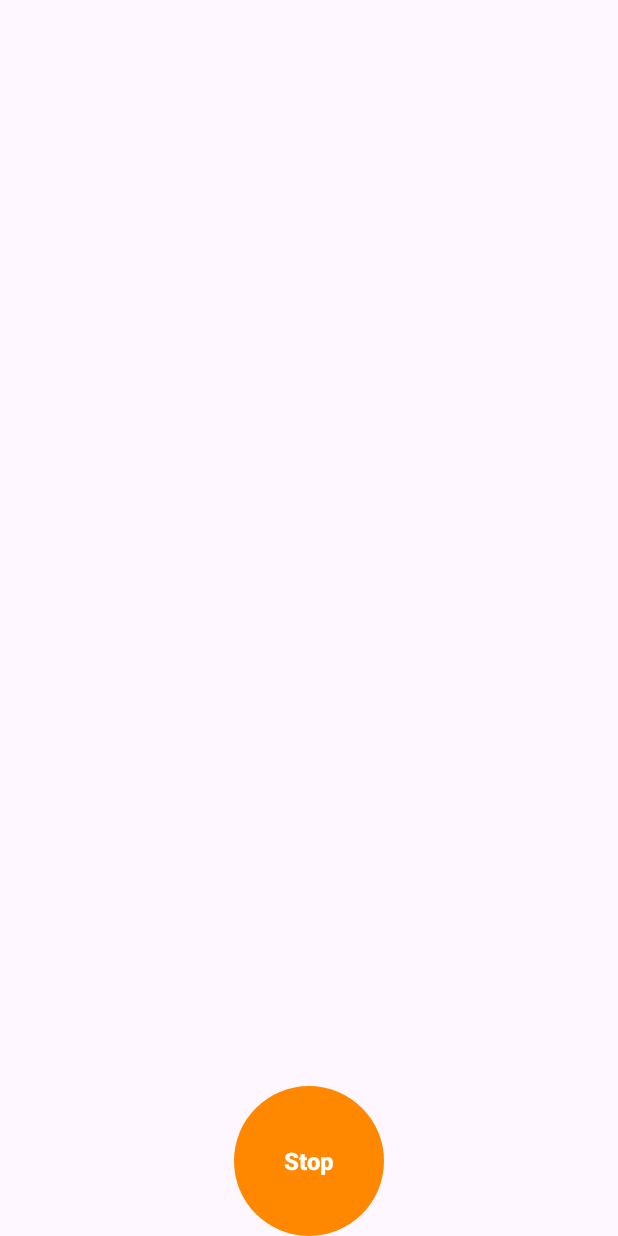
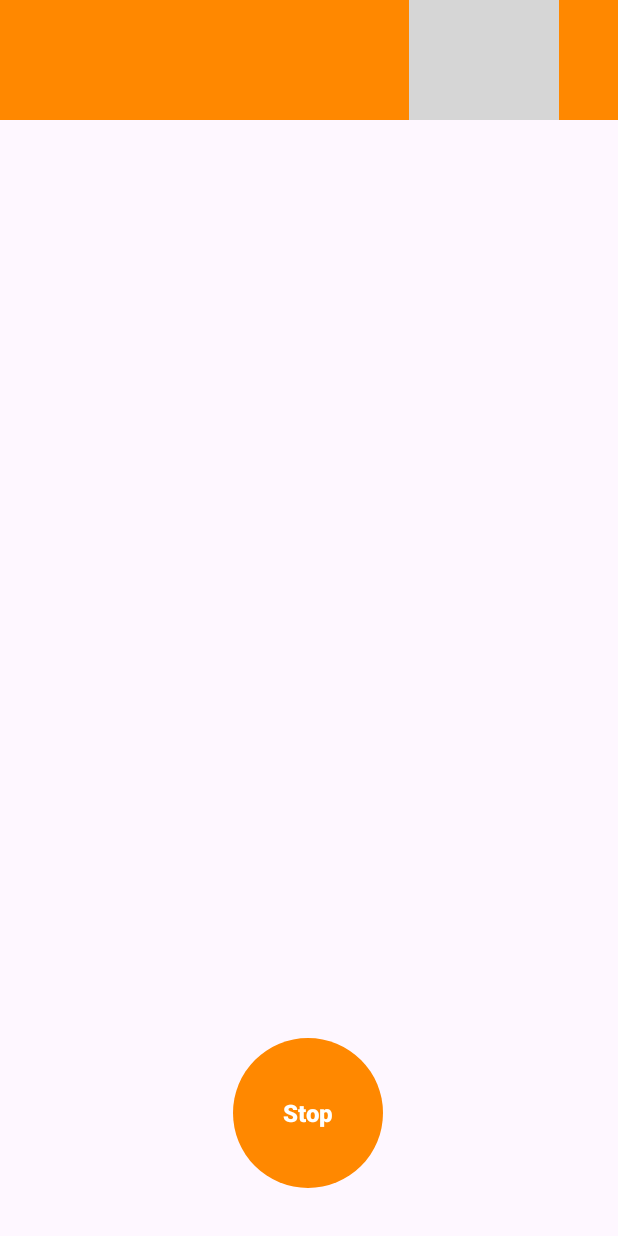
Before and after one commit to abigailbl/Accent, an Android app: the HistoryActivity screen opened directly, with no data from a screen before it, on a phone screen of 412 x 824 dp. Run offline under Robolectric (Android 15) with nearby library versions, the light colour scheme and no system bars; grey boxes are pictures that could not be loaded.

Commit message:
ליליח

```diff
--- a/app/src/main/java/com/example/accentrecognition/AccentsExamples.java
+++ b/app/src/main/java/com/example/accentrecognition/AccentsExamples.java
@@ -6,7 +6,7 @@ import android.os.Bundle;
 import android.view.View;
 import android.widget.Button;
 
-public class AccentsExamples extends AppCompatActivity {
+public class AccentsExamples extends BaseActivity {
 
     private MediaPlayer mediaPlayer;
 
--- /dev/null
+++ b/app/src/main/java/com/example/accentrecognition/BaseActivity.java
@@ -0,0 +1,23 @@
+package com.example.accentrecognition;
+
+import android.os.Bundle;
+import android.widget.ImageButton;
+import androidx.annotation.Nullable;
+import androidx.appcompat.app.AppCompatActivity;
+import androidx.appcompat.widget.Toolbar;
+
+public class BaseActivity extends AppCompatActivity {
+
+    @Override
+    protected void onCreate(@Nullable Bundle savedInstanceState) {
+        super.onCreate(savedInstanceState);
+        setContentView(R.layout.activity_base);
+
+        // Hook up the toolbar
+        Toolbar toolbar = findViewById(R.id.toolbar);
+        setSupportActionBar(toolbar);
+
+        // Set up the menu button click listener
+
+    }
+}
--- a/app/src/main/java/com/example/accentrecognition/HistoryActivity.java
+++ b/app/src/main/java/com/example/accentrecognition/HistoryActivity.java
@@ -23,7 +23,7 @@ import java.util.HashSet;
 import java.util.List;
 import java.util.Set;
 
-public class HistoryActivity extends AppCompatActivity {
+public class HistoryActivity extends BaseActivity {
 
     private SharedPreferences sharedPreferences;
     private LinearLayout recordingsLayout;
--- a/app/src/main/java/com/example/accentrecognition/StartActivity.java
+++ b/app/src/main/java/com/example/accentrecognition/StartActivity.java
@@ -22,7 +22,7 @@ import java.util.HashSet;
 import java.util.Random;
 import java.util.Set;
 
-public class StartActivity extends AppCompatActivity {
+public class StartActivity extends BaseActivity {
 
     private MediaRecorder mediaRecorder;
     private String audioFilePath;
--- a/app/src/main/res/layout/activity_accents_examples.xml
+++ b/app/src/main/res/layout/activity_accents_examples.xml
@@ -5,7 +5,9 @@
         android:layout_width="match_parent"
         android:layout_height="match_parent"
         tools:context=".AccentsExamples">
-
+    <include
+            android:id="@+id/toolbar"
+            layout="@layout/activity_base" />
     <Button
             android:id="@+id/button_india"
             android:layout_width="wrap_content"
@@ -14,7 +16,7 @@
             app:layout_constraintTop_toTopOf="parent"
             app:layout_constraintStart_toStartOf="parent"
             app:layout_constraintEnd_toEndOf="parent"
-            android:layout_marginTop="68dp" app:layout_constraintHorizontal_bias="0.50"/>
+            android:layout_marginTop="100dp"/>
     <Button
             android:id="@+id/button_us"
             android:layout_width="wrap_content"
--- /dev/null
+++ b/app/src/main/res/layout/activity_base.xml
@@ -0,0 +1,48 @@
+<?xml version="1.0" encoding="utf-8"?>
+<androidx.constraintlayout.widget.ConstraintLayout xmlns:android="http://schemas.android.com/apk/res/android"
+                                                   xmlns:app="http://schemas.android.com/apk/res-auto"
+                                                   xmlns:tools="http://schemas.android.com/tools" android:layout_width="match_parent"
+                                                   android:layout_height="match_parent">
+
+    <androidx.appcompat.widget.Toolbar
+            android:id="@+id/toolbar"
+            android:layout_width="420dp"
+            android:layout_height="80dp"
+            android:background="@android:color/holo_orange_dark"
+            android:elevation="4dp"
+            android:theme="@style/ThemeOverlay.AppCompat.ActionBar"
+            app:layout_constraintEnd_toEndOf="parent"
+            app:layout_constraintStart_toStartOf="parent"
+            app:layout_constraintTop_toTopOf="parent"
+            app:popupTheme="@style/ThemeOverlay.AppCompat.Light">
+
+        <androidx.constraintlayout.widget.ConstraintLayout
+                android:layout_width="match_parent"
+                android:layout_height="wrap_content">
+
+            <ImageView
+                    android:id="@+id/iv_logo"
+                    android:layout_width="100dp"
+                    android:layout_height="467dp"
+                    android:src="@drawable/logo"
+                    app:layout_constraintBottom_toBottomOf="parent"
+                    app:layout_constraintStart_toStartOf="parent"
+                    app:layout_constraintTop_toTopOf="parent" android:layout_marginStart="260dp"
+                    app:layout_constraintVertical_bias="0.498"/>
+
+
+        </androidx.constraintlayout.widget.ConstraintLayout>
+
+    </androidx.appcompat.widget.Toolbar>
+
+    <FrameLayout
+            android:id="@+id/fragment_container"
+            android:layout_width="0dp"
+            android:layout_height="0dp"
+            app:layout_constraintBottom_toBottomOf="parent"
+            app:layout_constraintEnd_toEndOf="parent"
+            app:layout_constraintStart_toStartOf="parent"
+            app:layout_constraintTop_toBottomOf="@+id/toolbar" app:layout_constraintHorizontal_bias="0.0"
+            app:layout_constraintVertical_bias="1.0"/>
+
+</androidx.constraintlayout.widget.ConstraintLayout>
--- a/app/src/main/res/layout/activity_history.xml
+++ b/app/src/main/res/layout/activity_history.xml
@@ -2,20 +2,23 @@
 <androidx.constraintlayout.widget.ConstraintLayout
         xmlns:android="http://schemas.android.com/apk/res/android"
         xmlns:app="http://schemas.android.com/apk/res-auto"
-        android:layout_width="match_parent"
+        xmlns:tools="http://schemas.android.com/tools" android:layout_width="match_parent"
         android:layout_height="match_parent">
+    <include
+            android:id="@+id/toolbar"
+            layout="@layout/activity_base" />
 
     <LinearLayout
             android:id="@+id/recordingsLayout"
-            android:layout_width="0dp"
-            android:layout_height="0dp"
+            android:layout_width="373dp"
+            android:layout_height="446dp"
             android:layout_margin="16dp"
             android:orientation="vertical"
             app:layout_constraintTop_toTopOf="parent"
             app:layout_constraintBottom_toTopOf="@+id/btnStop"
             app:layout_constraintStart_toStartOf="parent"
-            app:layout_constraintEnd_toEndOf="parent"/>
-
+            app:layout_constraintEnd_toEndOf="parent" app:layout_constraintVertical_bias="0.843"
+            app:layout_constraintHorizontal_bias="0.578"/>
     <Button
             android:id="@+id/btnStop"
             android:layout_width="100dp"
@@ -28,5 +31,5 @@
             app:layout_constraintBottom_toBottomOf="parent"
             app:layout_constraintStart_toStartOf="parent"
             app:layout_constraintEnd_toEndOf="parent"
-          />
+            app:layout_constraintHorizontal_bias="0.498" android:layout_marginBottom="32dp"/>
 </androidx.constraintlayout.widget.ConstraintLayout>
--- a/app/src/main/res/layout/activity_main.xml
+++ b/app/src/main/res/layout/activity_main.xml
@@ -6,6 +6,9 @@
         android:layout_height="match_parent"
         android:background="@drawable/background"
         tools:context=".MainActivity">
+    <include
+            android:id="@+id/toolbar"
+            layout="@layout/activity_base" />
 
     <Button
             android:id="@+id/btn_start"
@@ -18,9 +21,8 @@
             app:layout_constraintTop_toTopOf="parent"
             app:layout_constraintStart_toStartOf="parent"
             app:layout_constraintEnd_toEndOf="parent"
-            android:layout_marginTop="16dp"
-            android:layout_marginBottom="32dp"/>
-
+            android:layout_marginTop="92dp"
+    />
     <Button
             android:id="@+id/btn_history"
             android:layout_width="0dp"
@@ -32,8 +34,7 @@
             app:layout_constraintStart_toStartOf="parent"
             app:layout_constraintEnd_toStartOf="@id/btn_accents_examples"
             android:layout_marginEnd="16dp"
-            android:layout_marginStart="16dp"/>
-
+            android:layout_marginStart="16dp" android:layout_marginTop="32dp"/>
     <Button
             android:id="@+id/btn_accents_examples"
             android:layout_width="0dp"
@@ -45,6 +46,6 @@
             app:layout_constraintStart_toEndOf="@id/btn_history"
             app:layout_constraintEnd_toEndOf="parent"
             android:layout_marginStart="16dp"
-            android:layout_marginEnd="16dp"/>
+            android:layout_marginEnd="16dp" android:layout_marginTop="32dp"/>
 
 </androidx.constraintlayout.widget.ConstraintLayout>
--- a/app/src/main/res/layout/activity_start.xml
+++ b/app/src/main/res/layout/activity_start.xml
@@ -1,4 +1,5 @@
 <?xml version="1.0" encoding="utf-8"?>
+
 <androidx.constraintlayout.widget.ConstraintLayout
         xmlns:android="http://schemas.android.com/apk/res/android"
         xmlns:app="http://schemas.android.com/apk/res-auto"
@@ -7,7 +8,12 @@
         android:layout_height="match_parent"
         tools:context=".StartActivity">
 
+    <include
+            android:id="@+id/toolbar"
+            layout="@layout/activity_base" />
     <!-- New TextView for instructions -->
+
+    <!-- Random Sentence TextView -->
     <TextView
             android:id="@+id/tvInstructions"
             android:layout_width="wrap_content"
@@ -15,14 +21,12 @@
             android:text="To start click on the microphone below, and record the following text:"
             android:textColor="@android:color/holo_blue_dark"
             android:textSize="24sp"
-            android:layout_marginTop="30dp"
+            android:layout_marginTop="80dp"
             android:layout_marginStart="16dp"
             android:layout_marginEnd="16dp"
             app:layout_constraintTop_toTopOf="parent"
             app:layout_constraintStart_toStartOf="parent"
             app:layout_constraintEnd_toEndOf="parent"/>
-
-    <!-- Random Sentence TextView -->
     <TextView
             android:id="@+id/tvSentence"
             android:layout_width="wrap_content"
```
